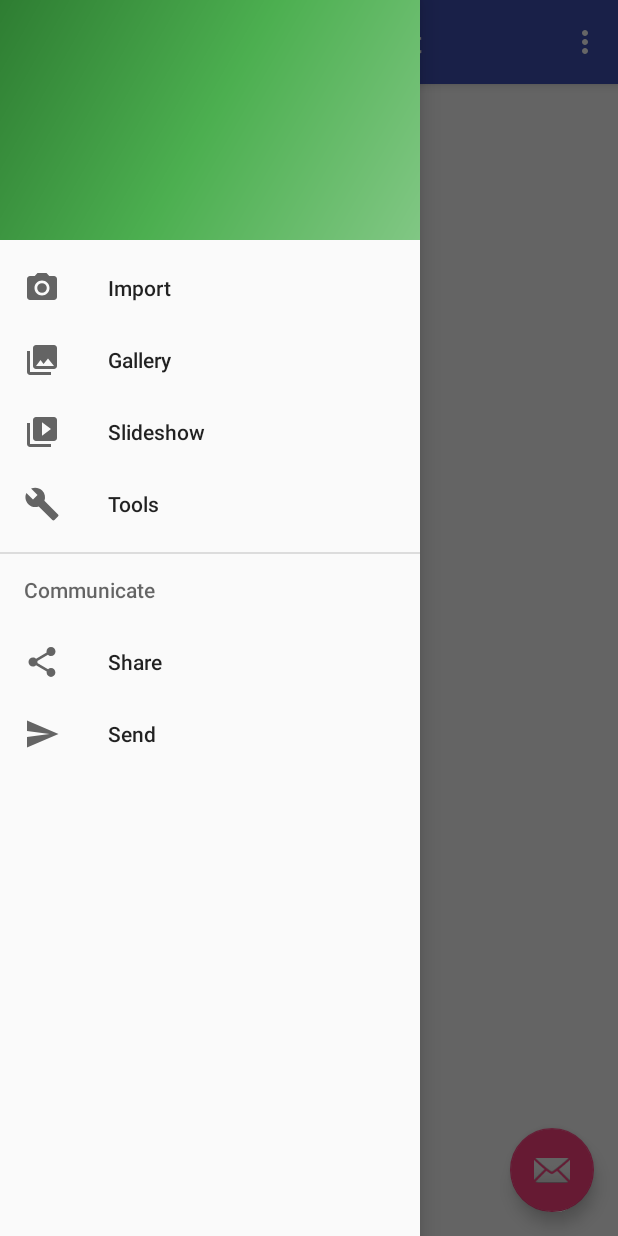
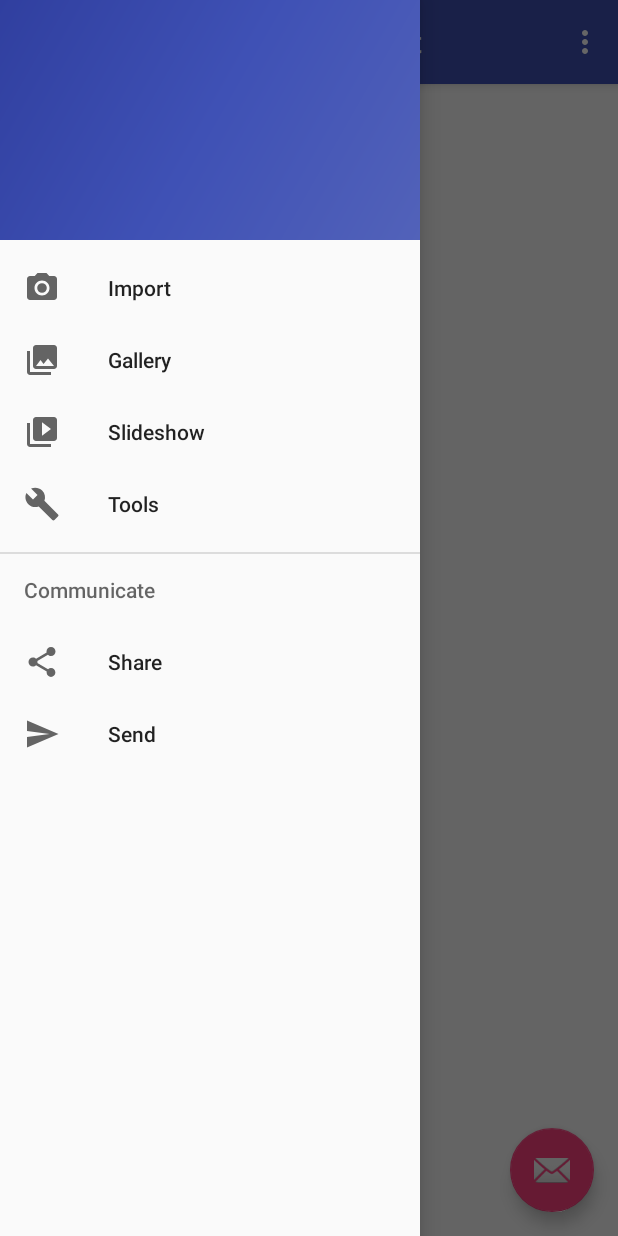
Before and after one commit to Adonthios/FrontEndDevelopment, an Android app: the MainActivity screen opened directly, with no data from a screen before it, with the side drawer open, on a phone screen of 412 x 824 dp. Run offline under Robolectric (Android 15) with nearby library versions, the phone set to English and light mode, and no system bars; our stand-ins replace Firebase (no records; nobody signed in at launch, a user with empty details on screens opened directly).

Commit message:
Theme colors + changed the colors of the Drawer

```diff
--- a/app/src/main/res/drawable/side_nav_bar.xml
+++ b/app/src/main/res/drawable/side_nav_bar.xml
@@ -2,8 +2,8 @@
     android:shape="rectangle">
     <gradient
         android:angle="135"
-        android:centerColor="#4CAF50"
-        android:endColor="#2E7D32"
-        android:startColor="#81C784"
-        android:type="linear" />
+        android:startColor="@color/colorDrawerPrimaryLight"
+        android:centerColor="@color/colorDrawerPrimary"
+        android:endColor="@color/colorDrawerPrimaryDark"
+        android:type="linear"/>
 </shape>
--- a/app/src/main/res/values/colors.xml
+++ b/app/src/main/res/values/colors.xml
@@ -1,8 +1,23 @@
 <?xml version="1.0" encoding="utf-8"?>
 <resources>
+    <!-- Theme Colors -->
     <color name="colorPrimary">#3F51B5</color>
     <color name="colorPrimaryDark">#303F9F</color>
+    <color name="colorPrimaryLight">#C5CAE9</color>
+
+    <!-- Text Colors -->
+    <color name="colorTextPrimary">#212121</color>
+    <color name="colorTextIcons">#FF4081</color>
+    <color name="colorTextSecondary">#757575</color>
+
+    <!-- Accent Colors -->
+    <color name="colorDivider">#BDBDBD</color>
     <color name="colorAccent">#FF4081</color>
+    <color name="black_overlay">#66000000</color>
 
-    <color name="black_overlay">#66000000</color>
+    <!-- Drawer Menu -->
+    <color name="colorDrawerPrimary">#3F51B5</color>
+    <color name="colorDrawerPrimaryLight">#5262b9</color>
+    <color name="colorDrawerPrimaryDark">#303F9F</color>
+
 </resources>
```
